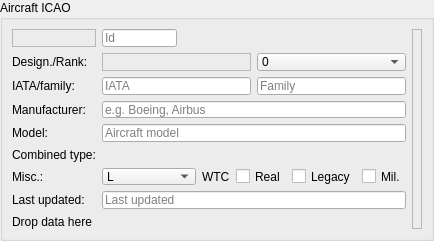
Above: src/blackgui/editors/aircrafticaoform.ui from swift-project/pilotclient before the change. Below: the same form after it.
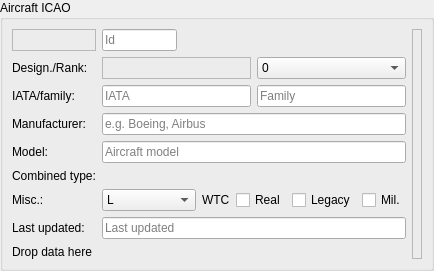
That is the form after the change. Custom widgets are drawn as their Qt base class.

Commit message: refs #755, mapping UI improvements * make drop area more obvious by icon and color * improve forms so the layout looks better on large screens * button to display model dialog (like distributor, ICAO, ...)

```diff
--- a/src/blackgui/editors/aircrafticaoform.ui
+++ b/src/blackgui/editors/aircrafticaoform.ui
@@ -7,13 +7,13 @@
     <x>0</x>
     <y>0</y>
     <width>402</width>
-    <height>241</height>
+    <height>271</height>
    </rect>
   </property>
   <property name="minimumSize">
    <size>
     <width>0</width>
-    <height>220</height>
+    <height>225</height>
    </size>
   </property>
   <property name="windowTitle">
@@ -40,7 +40,7 @@
      <property name="title">
       <string>Aircraft ICAO</string>
      </property>
-     <layout class="QGridLayout" name="gl_AircraftIcao">
+     <layout class="QGridLayout" name="gl_AircraftIcao" columnstretch="0,1,0">
       <item row="1" column="1">
        <widget class="QWidget" name="wi_DesignatorRank" native="true">
         <layout class="QHBoxLayout" name="hl_DesignatorRank">
```
The commit also changes 17 other files.
